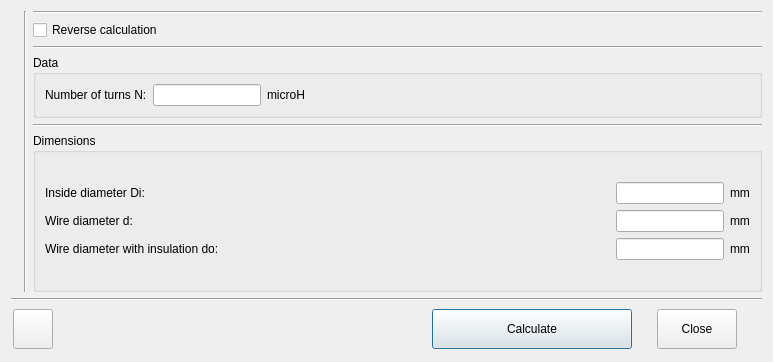
radioacoustick/Coil64, file multiloop.ui: the form before one commit.
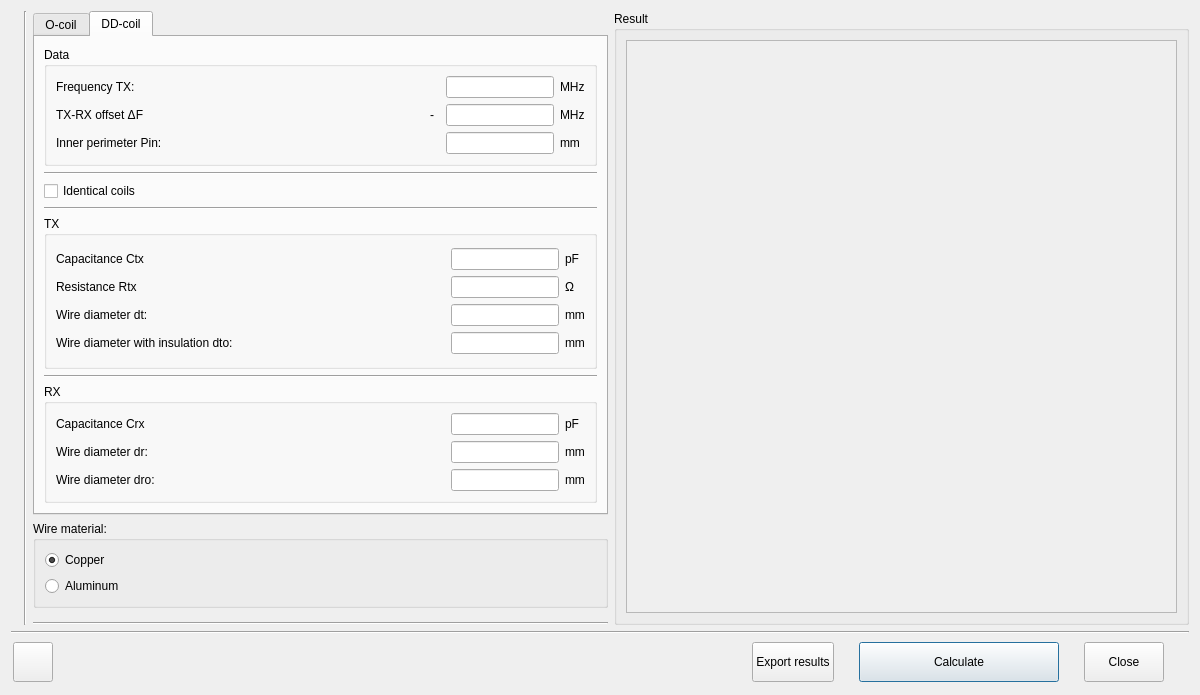
The form after the commit. Icons and pictures are not drawn.

```diff
--- a/multiloop.ui
+++ b/multiloop.ui
@@ -9,8 +9,8 @@
    <rect>
     <x>0</x>
     <y>0</y>
-    <width>773</width>
-    <height>362</height>
+    <width>1200</width>
+    <height>695</height>
    </rect>
   </property>
   <property name="sizePolicy">
@@ -21,14 +21,14 @@
   </property>
   <property name="minimumSize">
    <size>
-    <width>773</width>
-    <height>362</height>
+    <width>950</width>
+    <height>695</height>
    </size>
   </property>
   <property name="maximumSize">
    <size>
-    <width>800</width>
-    <height>650</height>
+    <width>1700</width>
+    <height>900</height>
    </size>
   </property>
   <property name="windowTitle">
@@ -41,14 +41,9 @@
   <property name="locale">
    <locale language="English" country="UnitedStates"/>
   </property>
-  <layout class="QVBoxLayout" name="verticalLayout">
-   <item>
-    <layout class="QHBoxLayout" name="horizontalLayout">
-     <item>
       <layout class="QVBoxLayout" name="verticalLayout_5">
-       <property name="sizeConstraint">
-        <enum>QLayout::SetMinimumSize</enum>
-       </property>
+   <item>
+    <layout class="QHBoxLayout" name="horizontalLayout_4">
        <item>
         <widget class="QLabel" name="image">
          <property name="sizePolicy">
@@ -68,8 +63,6 @@
          </property>
         </widget>
        </item>
-      </layout>
-     </item>
      <item>
       <widget class="Line" name="line_2">
        <property name="orientation">
@@ -78,6 +71,26 @@
       </widget>
      </item>
      <item>
+      <layout class="QVBoxLayout" name="verticalLayout_14">
+       <item>
+        <widget class="QTabWidget" name="tabWidget">
+         <property name="sizePolicy">
+          <sizepolicy hsizetype="Expanding" vsizetype="Expanding">
+           <horstretch>0</horstretch>
+           <verstretch>0</verstretch>
+          </sizepolicy>
+         </property>
+         <property name="currentIndex">
+          <number>1</number>
+         </property>
+         <widget class="QWidget" name="tab_1">
+          <attribute name="title">
+           <string notr="true">O-coil</string>
+          </attribute>
+          <layout class="QVBoxLayout" name="verticalLayout">
+           <item>
+            <layout class="QHBoxLayout" name="horizontalLayout">
+             <item>
       <layout class="QVBoxLayout" name="verticalLayout_2">
        <item>
         <widget class="Line" name="line_4">
@@ -288,6 +301,566 @@
      </item>
     </layout>
    </item>
+          </layout>
+         </widget>
+         <widget class="QWidget" name="tab_2">
+          <attribute name="title">
+           <string notr="true">DD-coil</string>
+          </attribute>
+          <layout class="QVBoxLayout" name="verticalLayout_13">
+           <item>
+            <layout class="QHBoxLayout" name="horizontalLayout_3">
+             <item>
+              <layout class="QVBoxLayout" name="verticalLayout_9">
+               <item>
+                <widget class="QGroupBox" name="groupBox_Data">
+                 <property name="sizePolicy">
+                  <sizepolicy hsizetype="Preferred" vsizetype="Fixed">
+                   <horstretch>0</horstretch>
+                   <verstretch>0</verstretch>
+                  </sizepolicy>
+                 </property>
+                 <property name="title">
+                  <string>Data</string>
+                 </property>
+                 <layout class="QVBoxLayout" name="verticalLayout_10">
+                  <item>
+                   <layout class="QGridLayout" name="gridLayout_3">
+                    <item row="0" column="3">
+                     <widget class="QLabel" name="label_Ftx_m">
+                      <property name="sizePolicy">
+                       <sizepolicy hsizetype="Fixed" vsizetype="Preferred">
+                        <horstretch>0</horstretch>
+                        <verstretch>0</verstretch>
+                       </sizepolicy>
+                      </property>
+                      <property name="text">
+                       <string notr="true">MHz</string>
+                      </property>
+                     </widget>
+                    </item>
+                    <item row="1" column="2">
+                     <widget class="QLineEdit" name="lineEdit_deltaF">
+                      <property name="sizePolicy">
+                       <sizepolicy hsizetype="Fixed" vsizetype="Fixed">
+                        <horstretch>0</horstretch>
+                        <verstretch>0</verstretch>
+                       </sizepolicy>
+                      </property>
+                     </widget>
+                    </item>
+                    <item row="1" column="1">
+                     <widget class="QToolButton" name="toolButton">
+                      <property name="minimumSize">
+                       <size>
+                        <width>16</width>
+                        <height>16</height>
+                       </size>
+                      </property>
+                      <property name="maximumSize">
+                       <size>
+                        <width>16</width>
+                        <height>16</height>
+                       </size>
+                      </property>
+                      <property name="text">
+                       <string notr="true">-</string>
+                      </property>
+                      <property name="checkable">
+                       <bool>true</bool>
+                      </property>
+                      <property name="autoRaise">
+                       <bool>true</bool>
+                      </property>
+                     </widget>
+                    </item>
+                    <item row="0" column="2">
+                     <widget class="QLineEdit" name="lineEdit_Ftx">
+                      <property name="sizePolicy">
+                       <sizepolicy hsizetype="Fixed" vsizetype="Fixed">
+                        <horstretch>0</horstretch>
+                        <verstretch>0</verstretch>
+                       </sizepolicy>
+                      </property>
+                     </widget>
+                    </item>
+                    <item row="0" column="0">
+                     <widget class="QLabel" name="label_Ftx">
+                      <property name="text">
+                       <string notr="true">Frequency TX:</string>
+                      </property>
+                      <property name="wordWrap">
+                       <bool>true</bool>
+                      </property>
+                     </widget>
+                    </item>
+                    <item row="1" column="0">
+                     <widget class="QLabel" name="label_deltaF">
+                      <property name="text">
+                       <string notr="true">TX-RX offset ΔF</string>
+                      </property>
+                     </widget>
+                    </item>
+                    <item row="4" column="2">
+                     <widget class="QLineEdit" name="lineEdit_Pin">
+                      <property name="sizePolicy">
+                       <sizepolicy hsizetype="Fixed" vsizetype="Fixed">
+                        <horstretch>0</horstretch>
+                        <verstretch>0</verstretch>
+                       </sizepolicy>
+                      </property>
+                     </widget>
+                    </item>
+                    <item row="4" column="0">
+                     <widget class="QLabel" name="label_Pin">
+                      <property name="text">
+                       <string notr="true">Inner perimeter Pin:</string>
+                      </property>
+                      <property name="wordWrap">
+                       <bool>true</bool>
+                      </property>
+                     </widget>
+                    </item>
+                    <item row="4" column="3">
+                     <widget class="QLabel" name="label_Pin_m">
+                      <property name="sizePolicy">
+                       <sizepolicy hsizetype="Fixed" vsizetype="Preferred">
+                        <horstretch>0</horstretch>
+                        <verstretch>0</verstretch>
+                       </sizepolicy>
+                      </property>
+                      <property name="text">
+                       <string notr="true">mm</string>
+                      </property>
+                     </widget>
+                    </item>
+                    <item row="1" column="3">
+                     <widget class="QLabel" name="label_deltaF_m">
+                      <property name="sizePolicy">
+                       <sizepolicy hsizetype="Fixed" vsizetype="Preferred">
+                        <horstretch>0</horstretch>
+                        <verstretch>0</verstretch>
+                       </sizepolicy>
+                      </property>
+                      <property name="text">
+                       <string notr="true">MHz</string>
+                      </property>
+                     </widget>
+                    </item>
+                   </layout>
+                  </item>
+                 </layout>
+                </widget>
+               </item>
+               <item>
+                <widget class="Line" name="line_8">
+                 <property name="orientation">
+                  <enum>Qt::Horizontal</enum>
+                 </property>
+                </widget>
+               </item>
+               <item>
+                <widget class="QCheckBox" name="checkBox_identical">
+                 <property name="text">
+                  <string>Identical coils</string>
+                 </property>
+                </widget>
+               </item>
+               <item>
+                <widget class="Line" name="line_9">
+                 <property name="orientation">
+                  <enum>Qt::Horizontal</enum>
+                 </property>
+                </widget>
+               </item>
+               <item>
+                <widget class="QGroupBox" name="groupBox_TX">
+                 <property name="sizePolicy">
+                  <sizepolicy hsizetype="Preferred" vsizetype="Fixed">
+                   <horstretch>0</horstretch>
+                   <verstretch>0</verstretch>
+                  </sizepolicy>
+                 </property>
+                 <property name="title">
+                  <string notr="true">TX</string>
+                 </property>
+                 <layout class="QVBoxLayout" name="verticalLayout_12">
+                  <item>
+                   <layout class="QGridLayout" name="gridLayout_4">
+                    <item row="3" column="1">
+                     <widget class="QLineEdit" name="lineEdit_dw">
+                      <property name="sizePolicy">
+                       <sizepolicy hsizetype="Fixed" vsizetype="Fixed">
+                        <horstretch>0</horstretch>
+                        <verstretch>0</verstretch>
+                       </sizepolicy>
+                      </property>
+                     </widget>
+                    </item>
+                    <item row="1" column="0">
+                     <widget class="QLabel" name="label_Ctx">
+                      <property name="text">
+                       <string notr="true">Capacitance Ctx</string>
+                      </property>
+                     </widget>
+                    </item>
+                    <item row="3" column="0">
+                     <widget class="QLabel" name="label_dw">
+                      <property name="text">
+                       <string notr="true">Wire diameter dt:</string>
+                      </property>
+                      <property name="wordWrap">
+                       <bool>true</bool>
+                      </property>
+                     </widget>
+                    </item>
+                    <item row="1" column="2">
+                     <widget class="QLabel" name="label_Ctx_m">
+                      <property name="sizePolicy">
+                       <sizepolicy hsizetype="Fixed" vsizetype="Preferred">
+                        <horstretch>0</horstretch>
+                        <verstretch>0</verstretch>
+                       </sizepolicy>
+                      </property>
+                      <property name="text">
+                       <string notr="true">pF</string>
+                      </property>
+                     </widget>
+                    </item>
+                    <item row="4" column="2">
+                     <widget class="QLabel" name="label_dt_m">
+                      <property name="sizePolicy">
+                       <sizepolicy hsizetype="Fixed" vsizetype="Preferred">
+                        <horstretch>0</horstretch>
+                        <verstretch>0</verstretch>
+                       </sizepolicy>
+                      </property>
+                      <property name="text">
+                       <string notr="true">mm</string>
+                      </property>
+                     </widget>
+                    </item>
+                    <item row="4" column="0">
+                     <widget class="QLabel" name="label_dt">
+                      <property name="text">
+                       <string notr="true">Wire diameter with insulation dto:</string>
+                      </property>
+                      <property name="wordWrap">
+                       <bool>true</bool>
+                      </property>
+                     </widget>
+                    </item>
+                    <item row="4" column="1">
+                     <widget class="QLineEdit" name="lineEdit_dt">
+                      <property name="sizePolicy">
+                       <sizepolicy hsizetype="Fixed" vsizetype="Fixed">
+                        <horstretch>0</horstretch>
+                        <verstretch>0</verstretch>
+                       </sizepolicy>
+                      </property>
+                     </widget>
+                    </item>
+                    <item row="1" column="1">
+                     <widget class="QLineEdit" name="lineEdit_Ctx">
+                      <property name="sizePolicy">
+                       <sizepolicy hsizetype="Fixed" vsizetype="Fixed">
+                        <horstretch>0</horstretch>
+                        <verstretch>0</verstretch>
+                       </sizepolicy>
+                      </property>
+                     </widget>
+                    </item>
+                    <item row="3" column="2">
+                     <widget class="QLabel" name="label_dw_m">
+                      <property name="sizePolicy">
+                       <sizepolicy hsizetype="Fixed" vsizetype="Preferred">
+                        <horstretch>0</horstretch>
+                        <verstretch>0</verstretch>
+                       </sizepolicy>
+                      </property>
+                      <property name="text">
+                       <string notr="true">mm</string>
+                      </property>
+                     </widget>
+                    </item>
+                    <item row="2" column="1">
+                     <widget class="QLineEdit" name="lineEdit_Rtx">
+                      <property name="sizePolicy">
+                       <sizepolicy hsizetype="Fixed" vsizetype="Fixed">
+                        <horstretch>0</horstretch>
+                        <verstretch>0</verstretch>
+                       </sizepolicy>
+                      </property>
+                     </widget>
+                    </item>
+                    <item row="2" column="0">
+                     <widget class="QLabel" name="label_Rtx">
+                      <property name="text">
+                       <string notr="true">Resistance Rtx</string>
+                      </property>
+                     </widget>
+                    </item>
+                    <item row="2" column="2">
+                     <widget class="QLabel" name="label_Rtx_m">
+                      <property name="sizePolicy">
+                       <sizepolicy hsizetype="Fixed" vsizetype="Preferred">
+                        <horstretch>0</horstretch>
+                        <verstretch>0</verstretch>
+                       </sizepolicy>
+                      </property>
+                      <property name="text">
+                       <string notr="true">Ω</string>
+                      </property>
+                     </widget>
+                    </item>
+                   </layout>
+                  </item>
+                 </layout>
+                </widget>
+               </item>
+               <item>
+                <widget class="Line" name="line_7">
+                 <property name="orientation">
+                  <enum>Qt::Horizontal</enum>
+                 </property>
+                </widget>
+               </item>
+               <item>
+                <widget class="QGroupBox" name="groupBox_RX">
+                 <property name="sizePolicy">
+                  <sizepolicy hsizetype="Preferred" vsizetype="Fixed">
+                   <horstretch>0</horstretch>
+                   <verstretch>0</verstretch>
+                  </sizepolicy>
+                 </property>
+                 <property name="title">
+                  <string notr="true">RX</string>
+                 </property>
+                 <layout class="QVBoxLayout" name="verticalLayout_7">
+                  <item>
+                   <layout class="QGridLayout" name="gridLayout_5">
+                    <item row="0" column="2">
+                     <widget class="QLabel" name="label_Crx_m">
+                      <property name="sizePolicy">
+                       <sizepolicy hsizetype="Fixed" vsizetype="Preferred">
+                        <horstretch>0</horstretch>
+                        <verstretch>0</verstretch>
+                       </sizepolicy>
+                      </property>
+                      <property name="text">
+                       <string notr="true">pF</string>
+                      </property>
+                     </widget>
+                    </item>
+                    <item row="1" column="2">
+                     <widget class="QLabel" name="label_dw2_m">
+                      <property name="sizePolicy">
+                       <sizepolicy hsizetype="Fixed" vsizetype="Preferred">
+                        <horstretch>0</horstretch>
+                        <verstretch>0</verstretch>
+                       </sizepolicy>
+                      </property>
+                      <property name="text">
+                       <string notr="true">mm</string>
+                      </property>
+                     </widget>
+                    </item>
+                    <item row="1" column="1">
+                     <widget class="QLineEdit" name="lineEdit_dw2">
+                      <property name="sizePolicy">
+                       <sizepolicy hsizetype="Fixed" vsizetype="Fixed">
+                        <horstretch>0</horstretch>
+                        <verstretch>0</verstretch>
+                       </sizepolicy>
+                      </property>
+                     </widget>
+                    </item>
+                    <item row="0" column="1">
+                     <widget class="QLineEdit" name="lineEdit_Crx">
+                      <property name="sizePolicy">
+                       <sizepolicy hsizetype="Fixed" vsizetype="Fixed">
+                        <horstretch>0</horstretch>
+                        <verstretch>0</verstretch>
+                       </sizepolicy>
+                      </property>
+                     </widget>
+                    </item>
+                    <item row="1" column="0">
+                     <widget class="QLabel" name="label_dw2">
+                      <property name="text">
+                       <string notr="true">Wire diameter dr:</string>
+                      </property>
+                     </widget>
+                    </item>
+                    <item row="0" column="0">
+                     <widget class="QLabel" name="label_Crx">
+                      <property name="text">
+                       <string notr="true">Capacitance Crx</string>
+                      </property>
+                     </widget>
+                    </item>
+                    <item row="2" column="0">
+                     <widget class="QLabel" name="label_dt2">
+                      <property name="text">
+                       <string notr="true">Wire diameter dro:</string>
+                      </property>
+                     </widget>
+                    </item>
+                    <item row="2" column="1">
+                     <widget class="QLineEdit" name="lineEdit_dt2">
+                      <property name="sizePolicy">
+                       <sizepolicy hsizetype="Fixed" vsizetype="Fixed">
+                        <horstretch>0</horstretch>
+                        <verstretch>0</verstretch>
+                       </sizepolicy>
+                      </property>
+                     </widget>
+                    </item>
+                    <item row="2" column="2">
+                     <widget class="QLabel" name="label_dt2_m">
+                      <property name="sizePolicy">
+                       <sizepolicy hsizetype="Fixed" vsizetype="Preferred">
+                        <horstretch>0</horstretch>
+                        <verstretch>0</verstretch>
+                       </sizepolicy>
+                      </property>
+                      <property name="text">
+                       <string notr="true">mm</string>
+                      </property>
+                     </widget>
+                    </item>
+                   </layout>
+                  </item>
+                 </layout>
+                </widget>
+               </item>
+              </layout>
+             </item>
+            </layout>
+           </item>
+          </layout>
+         </widget>
+        </widget>
+       </item>
+       <item>
+        <widget class="QGroupBox" name="groupBox_Material">
+         <property name="sizePolicy">
+          <sizepolicy hsizetype="Preferred" vsizetype="Fixed">
+           <horstretch>0</horstretch>
+           <verstretch>0</verstretch>
+          </sizepolicy>
+         </property>
+         <property name="title">
+          <string>Wire material:</string>
+         </property>
+         <layout class="QVBoxLayout" name="verticalLayout_6">
+          <item>
+           <widget class="QRadioButton" name="radioButton_copper">
+            <property name="focusPolicy">
+             <enum>Qt::NoFocus</enum>
+            </property>
+            <property name="text">
+             <string>Copper</string>
+            </property>
+            <property name="checked">
+             <bool>true</bool>
+            </property>
+           </widget>
+          </item>
+          <item>
+           <widget class="QRadioButton" name="radioButton_aluminum">
+            <property name="focusPolicy">
+             <enum>Qt::NoFocus</enum>
+            </property>
+            <property name="text">
+             <string>Aluminum</string>
+            </property>
+           </widget>
+          </item>
+         </layout>
+        </widget>
+       </item>
+       <item>
+        <spacer name="verticalSpacer">
+         <property name="orientation">
+          <enum>Qt::Vertical</enum>
+         </property>
+         <property name="sizeHint" stdset="0">
+          <size>
+           <width>20</width>
+           <height>40</height>
+          </size>
+         </property>
+        </spacer>
+       </item>
+       <item>
+        <widget class="Line" name="line_6">
+         <property name="orientation">
+          <enum>Qt::Horizontal</enum>
+         </property>
+        </widget>
+       </item>
+      </layout>
+     </item>
+     <item>
+      <layout class="QVBoxLayout" name="verticalLayout_16">
+       <item>
+        <widget class="QGroupBox" name="groupBox_3">
+         <property name="title">
+          <string>Result</string>
+         </property>
+         <layout class="QVBoxLayout" name="verticalLayout_8">
+          <item>
+           <widget class="QScrollArea" name="scrollArea">
+            <property name="focusPolicy">
+             <enum>Qt::NoFocus</enum>
+            </property>
+            <property name="widgetResizable">
+             <bool>true</bool>
+            </property>
+            <widget class="QWidget" name="scrollAreaWidgetContents">
+             <property name="geometry">
+              <rect>
+               <x>0</x>
+               <y>0</y>
+               <width>409</width>
+               <height>576</height>
+              </rect>
+             </property>
+             <layout class="QVBoxLayout" name="verticalLayout_11">
+              <item>
+               <widget class="QLabel" name="label_result">
+                <property name="sizePolicy">
+                 <sizepolicy hsizetype="Expanding" vsizetype="Expanding">
+                  <horstretch>0</horstretch>
+                  <verstretch>0</verstretch>
+                 </sizepolicy>
+                </property>
+                <property name="text">
+                 <string notr="true"/>
+                </property>
+                <property name="alignment">
+                 <set>Qt::AlignLeading|Qt::AlignLeft|Qt::AlignTop</set>
+                </property>
+                <property name="wordWrap">
+                 <bool>true</bool>
+                </property>
+                <property name="textInteractionFlags">
+                 <set>Qt::LinksAccessibleByMouse|Qt::TextSelectableByMouse</set>
+                </property>
+               </widget>
+              </item>
+             </layout>
+            </widget>
+           </widget>
+          </item>
+         </layout>
+        </widget>
+       </item>
+      </layout>
+     </item>
+    </layout>
+   </item>
    <item>
     <widget class="Line" name="line_5">
      <property name="orientation">
@@ -361,7 +934,30 @@
       </spacer>
      </item>
      <item>
-      <widget class="QPushButton" name="pushButton">
+      <widget class="QPushButton" name="pushButton_export">
+       <property name="minimumSize">
+        <size>
+         <width>0</width>
+         <height>40</height>
+        </size>
+       </property>
+       <property name="focusPolicy">
+        <enum>Qt::NoFocus</enum>
+       </property>
+       <property name="statusTip">
+        <string notr="true">Ctrl+Enter</string>
+       </property>
+       <property name="text">
+        <string>Export results</string>
+       </property>
+       <property name="icon">
+        <iconset resource="res.qrc">
+         <normaloff>:/menu_ico/res/ico2-export.png</normaloff>:/menu_ico/res/ico2-export.png</iconset>
+       </property>
+      </widget>
+     </item>
+     <item>
+      <widget class="QPushButton" name="pushButton_calculate">
        <property name="minimumSize">
         <size>
          <width>200</width>
```
Left out of the diff: 22 changed lines with no effect on the pictures. Lines whose indentation alone changed are shown as unchanged.
